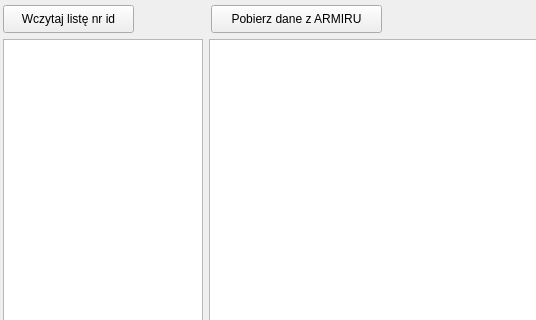
This is src/resources/main_window.ui in jedrus2000/arimr2traces as Qt 5 draws it before an edit; both pictures show x 0 to 536 and y 0 to 320 of the 870 by 668 pixel window. The edited form follows.
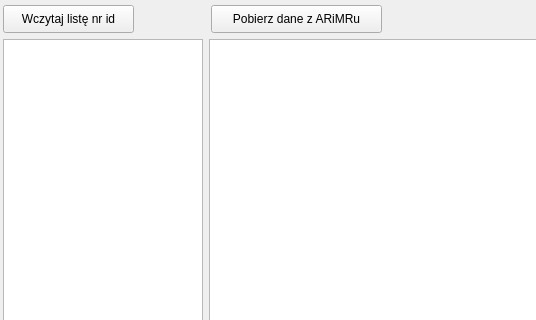
This is the edited form.

```diff
--- a/src/resources/main_window.ui
+++ b/src/resources/main_window.ui
@@ -137,7 +137,7 @@
         </sizepolicy>
        </property>
        <property name="text">
-        <string>Pobierz dane z ARMIRU</string>
+        <string>Pobierz dane z ARiMRu</string>
        </property>
       </widget>
       <widget class="QPushButton" name="readIDsPushButton">
```
Left out of the diff: 6 changed lines with no effect on the pictures.
